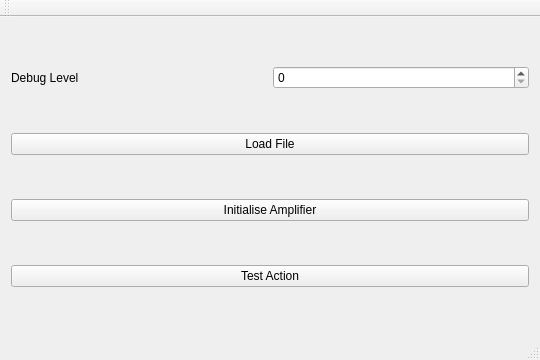
The window that cpp-generic/demo/biryani-demo/mainwindow.ui (EspoTek/Biryani) describes before a commit, drawn with Qt 5.
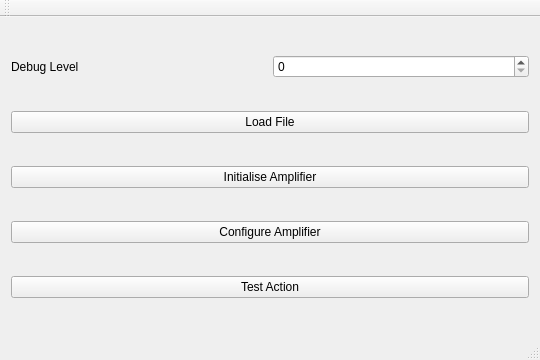
The same window after the commit.

The edit to the form file:
```diff
--- a/cpp-generic/demo/biryani-demo/mainwindow.ui
+++ b/cpp-generic/demo/biryani-demo/mainwindow.ui
@@ -47,6 +47,13 @@
       </property>
      </widget>
     </item>
+    <item>
+     <widget class="QPushButton" name="configureAmplifierButton">
+      <property name="text">
+       <string>Configure Amplifier</string>
+      </property>
+     </widget>
+    </item>
     <item>
      <widget class="QPushButton" name="testActionButton">
       <property name="text">
```
